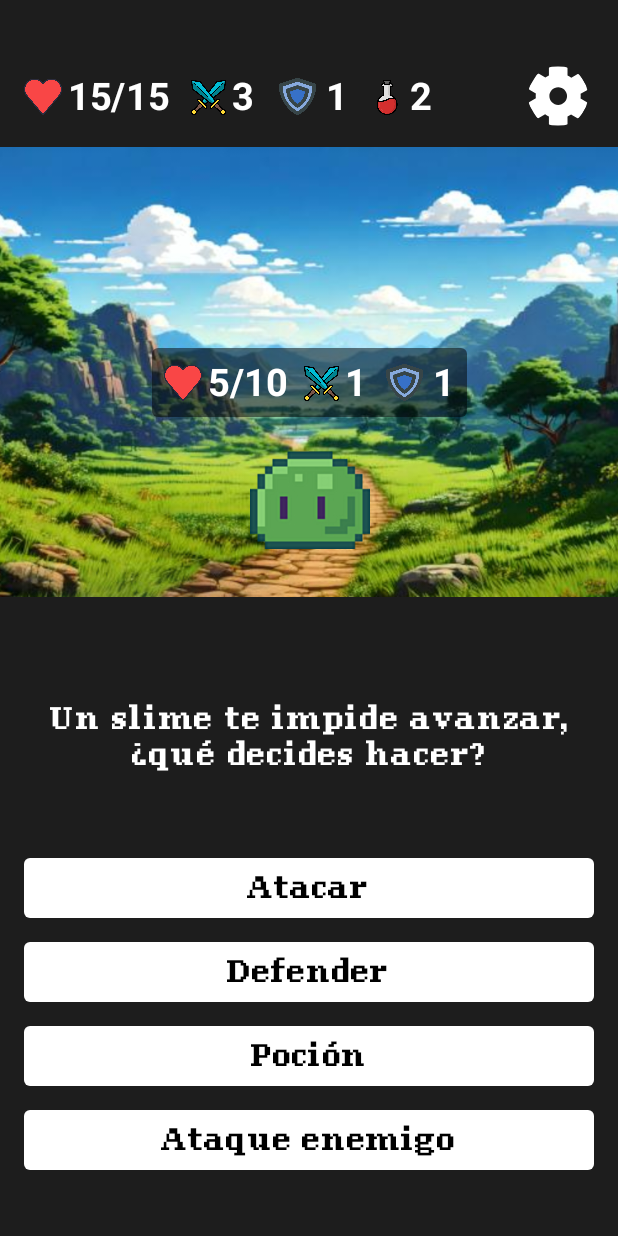
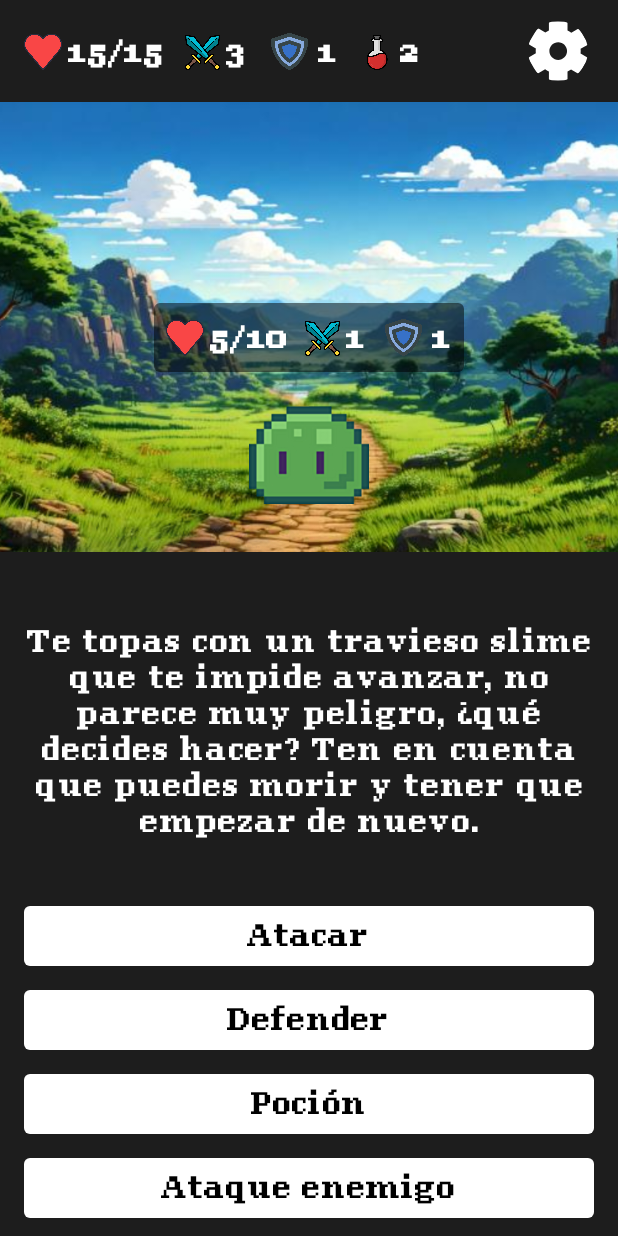
Before and after one commit to Osore66/DestinoInteractivo, an Android app built with Jetpack Compose: the composable Combate_1 shown on its own in the app's theme, on a phone screen of 412 x 824 dp. Run offline under Robolectric (Android 15) with nearby library versions, the phone set to English and light mode, and no system bars.

Commit message:
Cambios menores y de organizacion en el combate

```diff
--- a/app/src/main/java/com/example/destinointeractivo/MainActivity.kt
+++ b/app/src/main/java/com/example/destinointeractivo/MainActivity.kt
@@ -18,7 +18,7 @@ class MainActivity : ComponentActivity() {
         super.onCreate(savedInstanceState)
         enableEdgeToEdge()
         WindowCompat.setDecorFitsSystemWindows(window, false)
-        // Ocultar barras de navegación y notificaciones
+       //  Ocultar barras de navegación y notificaciones
         window.decorView.systemUiVisibility = (View.SYSTEM_UI_FLAG_HIDE_NAVIGATION
                 or View.SYSTEM_UI_FLAG_FULLSCREEN
                 or View.SYSTEM_UI_FLAG_IMMERSIVE_STICKY)
--- a/app/src/main/java/com/example/destinointeractivo/Screens/Ajustes.kt
+++ b/app/src/main/java/com/example/destinointeractivo/Screens/Ajustes.kt
@@ -47,7 +47,7 @@ fun Ajustes(navController: NavController, navViewModel: NavViewModel) {
         modifier = Modifier
             .fillMaxSize()
             .background(Color(0xFF202020))
-            .padding(start = 16.dp, end = 16.dp, top = 40.dp, bottom = 80.dp)
+            .padding(start = 16.dp, end = 16.dp, top = 10.dp, bottom = 80.dp)
     ) {
         Column(
             modifier = Modifier.align(Alignment.TopStart)
--- a/app/src/main/java/com/example/destinointeractivo/Screens/Combate_1.kt
+++ b/app/src/main/java/com/example/destinointeractivo/Screens/Combate_1.kt
@@ -1,5 +1,6 @@
 package com.example.destinointeractivo.Screens
 
+import android.content.Context
 import androidx.activity.compose.BackHandler
 import androidx.compose.foundation.Image
 import androidx.compose.foundation.background
@@ -32,28 +33,44 @@ val tamanyoFuenteCombate = 20.sp
 
 @Composable
 fun Combate_1(navController: NavController, navViewModel: NavViewModel) {
-    BackHandler {
-        // No hacer nada, evita el retroceso
-    }
+    // Prevent back navigation
+    BackHandler { }
+
+    // Contexto local
     val context = LocalContext.current
     val vibrationViewModel: VibrationViewModel = viewModel { VibrationViewModel(context) }
     val fuentePixelBold = FontFamily(Font(R.font.pixelgeorgiabold))
-    val buttonShape = RoundedCornerShape(4.dp)
     navViewModel.lastScreen.value = AppScreens.Combate_1.route
-
-    val spacerIcons = 14.dp
 
     Box(
         modifier = Modifier
             .fillMaxSize()
             .background(colorResource(id = R.color.VeryDarkGrey))
-            .padding(top = 40.dp),
+            .padding(top = 10.dp),
     ) {
         Column(
             modifier = Modifier.fillMaxSize(),
             horizontalAlignment = Alignment.CenterHorizontally
         ) {
-            // Barra de estado (fondo negro con iconos)
+            // Barra de estado
+            BarraEstado(vibrationViewModel = vibrationViewModel, navController = navController, context = context)
+
+            Spacer(modifier = Modifier.height(10.dp))
+
+            // Sección enemigo
+            EnemigoSection()
+
+            Spacer(modifier = Modifier.height(8.dp))
+
+            // Texto de combate y botones de acción
+            CombateSection(vibrationViewModel = vibrationViewModel, fuentePixelBold = fuentePixelBold, context = context)
+        }
+    }
+}
+
+@Composable
+fun BarraEstado(vibrationViewModel: VibrationViewModel, navController: NavController, context: Context) {
+    val spacerIcons = 14.dp
     Row(
         modifier = Modifier
             .fillMaxWidth()
@@ -82,9 +99,10 @@ fun Combate_1(navController: NavController, navViewModel: NavViewModel) {
             )
         }
     }
-            Spacer(modifier = Modifier.height(10.dp))
+}
 
-            // Sección enemigo
+@Composable
+fun EnemigoSection() {
     Box(
         modifier = Modifier
             .fillMaxWidth()
@@ -105,7 +123,7 @@ fun Combate_1(navController: NavController, navViewModel: NavViewModel) {
         ) {
             Box(
                 modifier = Modifier
-                            .background(Color.Black.copy(alpha = 0.5f), buttonShape)
+                    .background(Color.Black.copy(alpha = 0.5f), RoundedCornerShape(4.dp))
                     .padding(8.dp)
                     .align(Alignment.CenterHorizontally)
             ) {
@@ -130,27 +148,26 @@ fun Combate_1(navController: NavController, navViewModel: NavViewModel) {
             )
         }
     }
+}
 
-            Spacer(modifier = Modifier.height(16.dp))
-
-            // Sección final
+@Composable
+fun CombateSection(vibrationViewModel: VibrationViewModel, fuentePixelBold: FontFamily, context: Context) {
+    // Usar Column para dividir el espacio
     Column(
         modifier = Modifier
             .fillMaxWidth()
             .fillMaxHeight()
-                    .background(colorResource(id = R.color.VeryDarkGrey))
-                    .padding(horizontal = 16.dp),
-                horizontalAlignment = Alignment.CenterHorizontally
+            .padding(horizontal = 16.dp) // Aseguramos que el contenedor ocupe todo el alto disponible
     ) {
-                // Texto de combate
+        // Texto de combate (Ocupa el espacio disponible)
         Box(
             modifier = Modifier
                 .fillMaxWidth()
-                        .weight(1f),
+                .weight(1f),  // El texto ocupa el espacio restante
             contentAlignment = Alignment.Center
         ) {
             Text(
-                        text = "Un slime te impide avanzar, ¿qué decides hacer?",
+                text = "Te topas con un travieso slime que te impide avanzar, no parece muy peligro, ¿qué decides hacer? Ten en cuenta que puedes morir y tener que empezar de nuevo.",
                 color = Color.White,
                 fontSize = tamanyoFuenteCombate,
                 fontFamily = fuentePixelBold,
@@ -158,12 +175,12 @@ fun Combate_1(navController: NavController, navViewModel: NavViewModel) {
             )
         }
 
-                // Botones de acción
+        // Botones de acción (Se quedan en la parte inferior)
         Column(
             horizontalAlignment = Alignment.CenterHorizontally,
             modifier = Modifier
                 .fillMaxWidth()
-                        .padding(bottom = 40.dp)
+                .padding(bottom = 8.dp)
         ) {
             ActionButton(text = "Atacar", fontFamily = fuentePixelBold) {
                 vibrationViewModel.vibrate(context)
@@ -183,8 +200,6 @@ fun Combate_1(navController: NavController, navViewModel: NavViewModel) {
         }
     }
 }
-    }
-}
 
 @Composable
 fun IconWithText(iconRes: Int, text: String, size: Dp = 24.dp) {
@@ -198,7 +213,7 @@ fun IconWithText(iconRes: Int, text: String, size: Dp = 24.dp) {
         Text(
             text = text,
             color = Color.White,
-            fontSize = 25.sp,
+            fontSize = 20.sp,
             fontWeight = FontWeight.Bold
         )
     }
--- a/app/src/main/java/com/example/destinointeractivo/ui/theme/Type.kt
+++ b/app/src/main/java/com/example/destinointeractivo/ui/theme/Type.kt
@@ -1,15 +1,19 @@
 package com.example.destinointeractivo.ui.theme
 
 import androidx.compose.material3.Typography
+import androidx.compose.ui.graphics.Color
 import androidx.compose.ui.text.TextStyle
+import androidx.compose.ui.text.font.Font
 import androidx.compose.ui.text.font.FontFamily
 import androidx.compose.ui.text.font.FontWeight
 import androidx.compose.ui.unit.sp
+import com.example.destinointeractivo.R
 
 // Set of Material typography styles to start with
 val Typography = Typography(
     bodyLarge = TextStyle(
-        fontFamily = FontFamily.Default,
+        color = Color.Black,
+        fontFamily = FontFamily(Font(R.font.pixelgeorgiabold)),
         fontWeight = FontWeight.Normal,
         fontSize = 16.sp,
         lineHeight = 24.sp,
```
Lines whose indentation alone changed are shown as unchanged.
